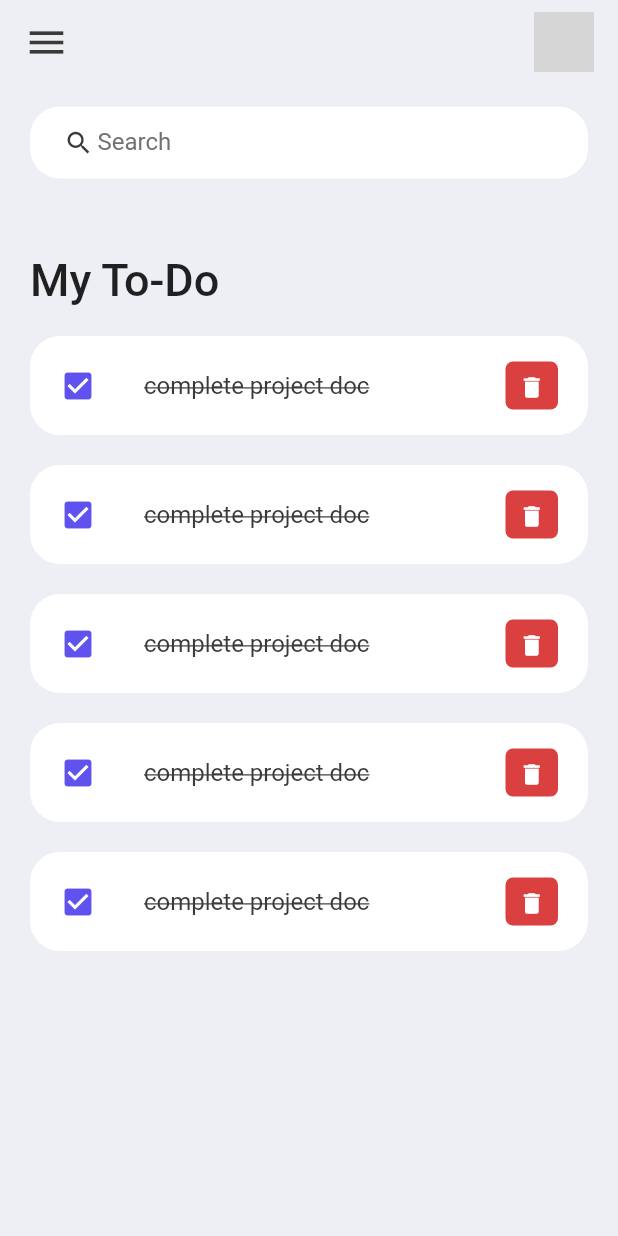
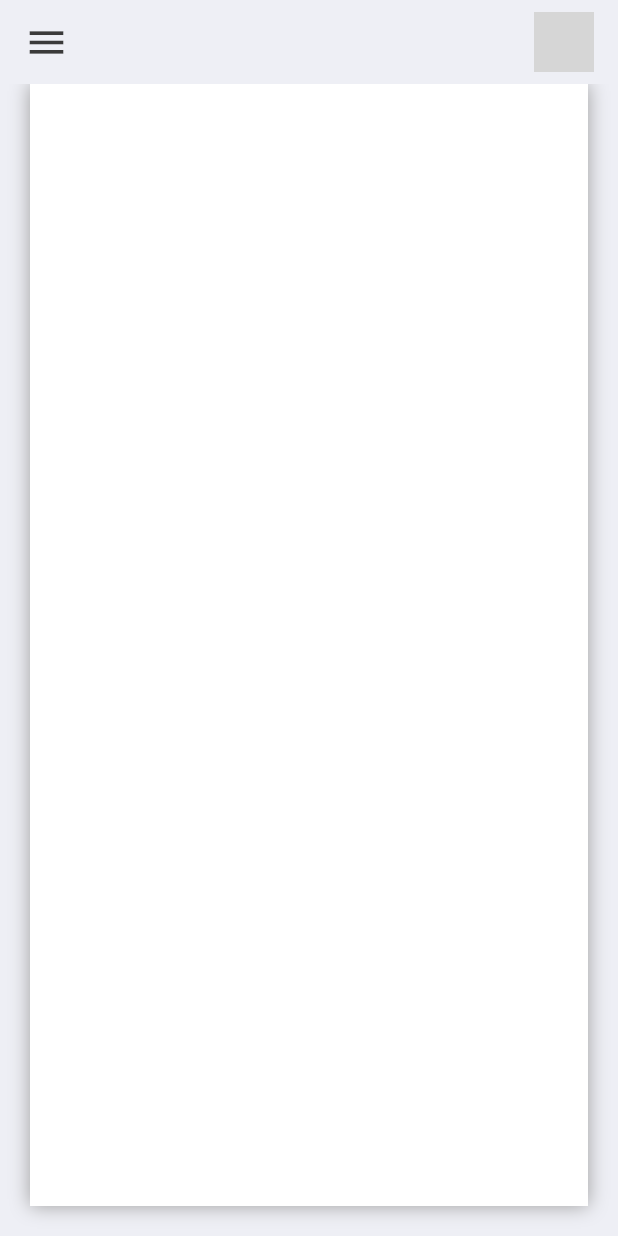
Before and after one commit to Saurabh-kumar09/Task-Focus, a Flutter app: the screen it shows after launch, on a phone screen of 412 x 824 dp. Run offline on Flutter 3.47's test engine with Material 2 defaults, Android fonts, the phone set to English and light mode, and no system bars; grey boxes are pictures that could not be loaded.

Commit message:
add item box

```diff
--- a/lib/main.dart
+++ b/lib/main.dart
@@ -2,6 +2,7 @@ import 'package:flutter/material.dart';
 import 'package:flutter/services.dart';
 import 'package:todo_app/screens/home.dart';
 import 'package:todo_app/widgets/todo_item.dart';
+import 'package:todo_app/model/todo.dart';
 
 void main() {
   runApp(const MyApp());
@@ -14,7 +15,7 @@ class MyApp extends StatelessWidget {
   Widget build(BuildContext context) {
     SystemChrome.setSystemUIOverlayStyle(
         SystemUiOverlayStyle(statusBarColor: Colors.transparent));
-    return const MaterialApp(
+    return MaterialApp(
       debugShowCheckedModeBanner: false,
       title: 'Career Insight',
       home: Home(),
--- /dev/null
+++ b/lib/model/todo.dart
@@ -0,0 +1,23 @@
+import 'package:flutter/material.dart';
+
+class ToDo {
+  late String id;
+  late String todoText;
+  late bool isDone;
+
+  ToDo({
+    required this.id,
+    required this.todoText,
+    this.isDone = false,
+  });
+
+  static List<ToDo> todoList() {
+    return [
+      ToDo(id: '01', todoText: 'Prepare the doc', isDone: true),
+      ToDo(id: '02', todoText: 'Create video', isDone: true),
+      ToDo(id: '03', todoText: 'Read books', isDone: true),
+      ToDo(id: '04', todoText: 'Watch video', isDone: false),
+      ToDo(id: '05', todoText: 'apply form', isDone: false),
+    ];
+  }
+}
--- a/lib/screens/home.dart
+++ b/lib/screens/home.dart
@@ -1,16 +1,21 @@
 import 'package:flutter/material.dart';
 import 'package:todo_app/constants/colors.dart';
 import 'package:todo_app/widgets/todo_item.dart';
+import 'package:todo_app/model/todo.dart';
 
 class Home extends StatelessWidget {
-  const Home({Key? key}) : super(key: key);
+  Home({Key? key}) : super(key: key);
+
+  final todoList = ToDo.todoList();
 
   @override
   Widget build(BuildContext context) {
     return Scaffold(
       backgroundColor: tdBGColor,
       appBar: _BuildAppBar(),
-      body: Container(
+      body: Stack(
+        children: [
+          Container(
               padding: EdgeInsets.symmetric(horizontal: 20, vertical: 15),
               child: Column(
                 children: [
@@ -26,16 +31,38 @@ class Home extends StatelessWidget {
                                 fontSize: 30, fontWeight: FontWeight.w500),
                           ),
                         ),
-                    ToDoItem(),
-                    ToDoItem(),
-                    ToDoItem(),
-                    ToDoItem(),
-                    ToDoItem(),
+                        for (ToDo todoo in todoList) ToDoItem(todo: todoo),
                       ],
                     ),
                   ),
                 ],
               )),
+          Align(
+              alignment: Alignment.bottomCenter,
+              child: Row(children: [
+                Expanded(
+                  child: Container(
+                    margin: EdgeInsets.only(
+                      bottom: 20,
+                      right: 20,
+                      left: 20,
+                    ),
+                    decoration: BoxDecoration(
+                      color: Colors.white,
+                      boxShadow: const [
+                        BoxShadow(
+                          color: Colors.grey,
+                          offset: Offset(0.0, 0.0),
+                          blurRadius: 10.0,
+                          spreadRadius: 0.0,
+                        ),
+                      ],
+                    ),
+                  ),
+                )
+              ]))
+        ],
+      ),
     );
   }
 
--- a/lib/widgets/todo_item.dart
+++ b/lib/widgets/todo_item.dart
@@ -1,8 +1,10 @@
 import 'package:flutter/material.dart';
 import 'package:todo_app/constants/colors.dart';
+import 'package:todo_app/model/todo.dart';
 
 class ToDoItem extends StatelessWidget {
-  const ToDoItem({super.key});
+  final ToDo todo;
+  const ToDoItem({Key? key, required this.todo}) : super(key: key);
 
   @override
   Widget build(BuildContext context) {
@@ -18,15 +20,15 @@ class ToDoItem extends StatelessWidget {
           contentPadding: EdgeInsets.symmetric(horizontal: 20, vertical: 5),
           tileColor: Colors.white,
           leading: Icon(
-            Icons.check_box,
+            todo.isDone ? Icons.check_box : Icons.check_box_outline_blank,
             color: tdBlue,
           ),
           title: Text(
-            'complete project doc',
+            todo.todoText!,
             style: TextStyle(
                 fontSize: 16,
                 color: tdBlack,
-                decoration: TextDecoration.lineThrough),
+                decoration: todo.isDone ? TextDecoration.lineThrough : null),
           ),
           trailing: Container(
             padding: EdgeInsets.all(0),
```
Lines whose indentation alone changed are shown as unchanged.
